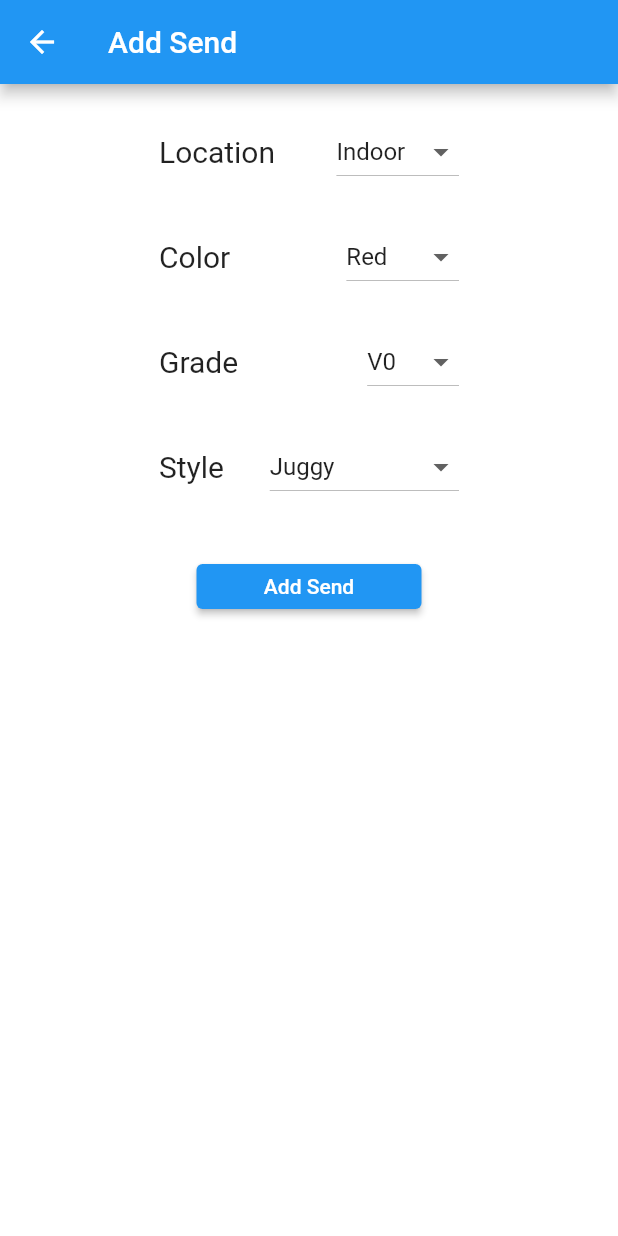
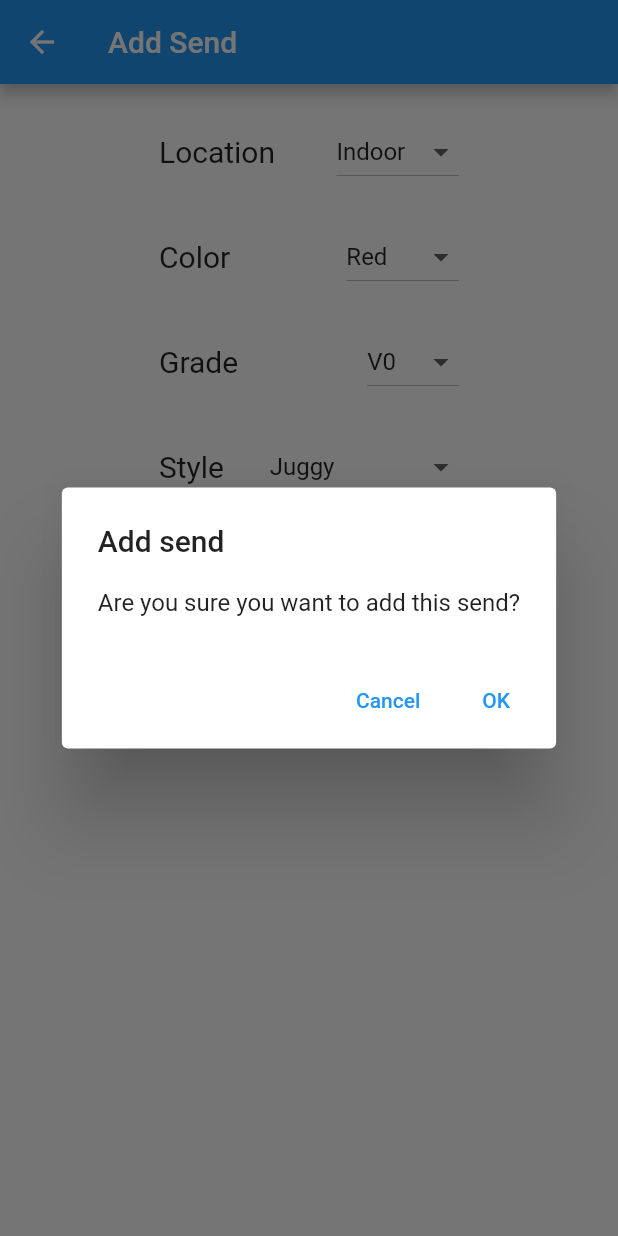
Before and after one commit to dvtran99/Send-Tracker-App, a Flutter app: the AddSendScreen screen opened directly, after a tap on "Add Send", on a phone screen of 412 x 824 dp. Run offline on Flutter 3.47's test engine with Material 2 defaults, Android fonts, the phone set to English and light mode, and no system bars; our stand-ins replace sqflite; accounts and stored records are empty.

Commit message:
Add confirmation dialog

```diff
--- a/send_tracker_app/lib/database.dart
+++ b/send_tracker_app/lib/database.dart
@@ -7,6 +7,7 @@ class DataBase {
     String path = await getDatabasesPath();
     return openDatabase(
       join(path, 'data.db'),
+      version: 1,
       onCreate: (Database db, int version) async {
         await db.execute(
             "CREATE TABLE exercises(id INTEGER PRIMARY KEY , type CHAR(32) NOT NULL , name CHAR(32) NOT NULL, volume INTEGER NOT NULL)");
--- a/send_tracker_app/lib/screens/add-send-screen.dart
+++ b/send_tracker_app/lib/screens/add-send-screen.dart
@@ -1,4 +1,5 @@
 import 'package:flutter/material.dart';
+import 'package:send_tracker_app/widgets/confirmation-alert.dart';
 
 class AddSendScreen extends StatefulWidget {
   const AddSendScreen({Key? key}) : super(key: key);
@@ -326,8 +327,18 @@ class AddSendScreenState extends State<AddSendScreen> {
             width: 150,
             height: 30,
             child: ElevatedButton(
-                onPressed: () {
-                  print('Pressed!');
+                onPressed: () async {
+                  String result = await showDialog(
+                      context: context,
+                      builder: (BuildContext context) => ConfirmationAlert(
+                            type: "send",
+                          ));
+                  if (result == "OK") {
+                    print("User pressed OK");
+                    if (context.mounted) {
+                      Navigator.of(context).pop();
+                    }
+                  }
                 },
                 child: Text("Add Send")),
           ),
--- /dev/null
+++ b/send_tracker_app/lib/widgets/confirmation-alert.dart
@@ -0,0 +1,23 @@
+import 'package:flutter/material.dart';
+
+class ConfirmationAlert extends StatelessWidget {
+  final String type;
+
+  const ConfirmationAlert({Key? key, required this.type}) : super(key: key);
+
+  @override
+  Widget build(BuildContext context) {
+    return AlertDialog(
+      title: Text("Add $type"),
+      content: Text("Are you sure you want to add this $type?"),
+      actions: [
+        TextButton(
+            onPressed: () => Navigator.pop(context, "Cancel"),
+            child: const Text("Cancel")),
+        TextButton(
+            onPressed: () => Navigator.pop(context, "OK"),
+            child: const Text("OK")),
+      ],
+    );
+  }
+}
```
Also changed, not shown: send_tracker_app/lib/screens/add-workout-screen.dart (+13 -17 lines).
